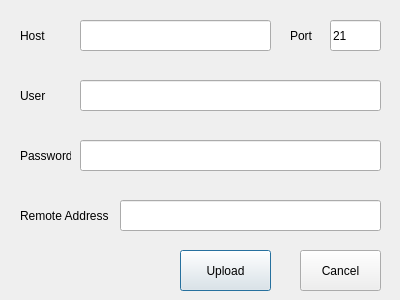
First picture: the form in source/Reborn_GUI/ftp.ui, repository igemsoftware/USTC-Software_2012, before the edit.
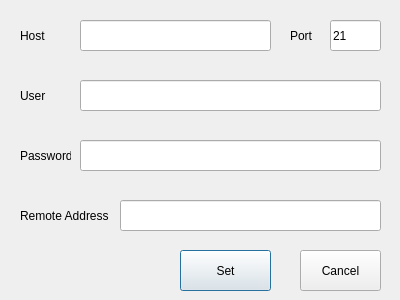
Second picture: the form after the edit.

```diff
--- a/source/Reborn_GUI/ftp.ui
+++ b/source/Reborn_GUI/ftp.ui
@@ -23,7 +23,7 @@
     </rect>
    </property>
    <property name="text">
-    <string>Upload</string>
+    <string>Set</string>
    </property>
   </widget>
   <widget class="QPushButton" name="cancel">
```
Left out of the diff: 4 changed lines with no effect on the pictures.
